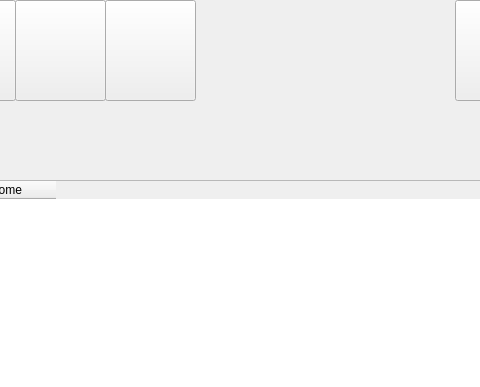
ale0allen/sodmtz, file view/sistema.ui: the form before one commit; both pictures show x 165 to 645 and y 0 to 387 of the 751 by 387 pixel window.
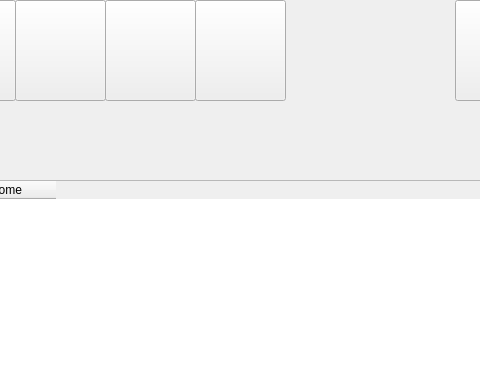
The form after the commit. Icons and pictures are not drawn.

Commit message: tela_sistema

Diff of the .ui file:
```diff
--- a/view/sistema.ui
+++ b/view/sistema.ui
@@ -113,6 +113,22 @@
     </property>
    </column>
   </widget>
+  <widget class="QPushButton" name="botao_excluir_2">
+   <property name="geometry">
+    <rect>
+     <x>360</x>
+     <y>0</y>
+     <width>91</width>
+     <height>101</height>
+    </rect>
+   </property>
+   <property name="styleSheet">
+    <string notr="true">image: url(:/botao_excluir/icones/excluir.png)</string>
+   </property>
+   <property name="text">
+    <string/>
+   </property>
+  </widget>
  </widget>
  <resources>
   <include location="botao_adicionar.qrc"/>
```
Left out of the diff: 3 changed lines with no effect on the pictures. The commit also changes 1 other file.
